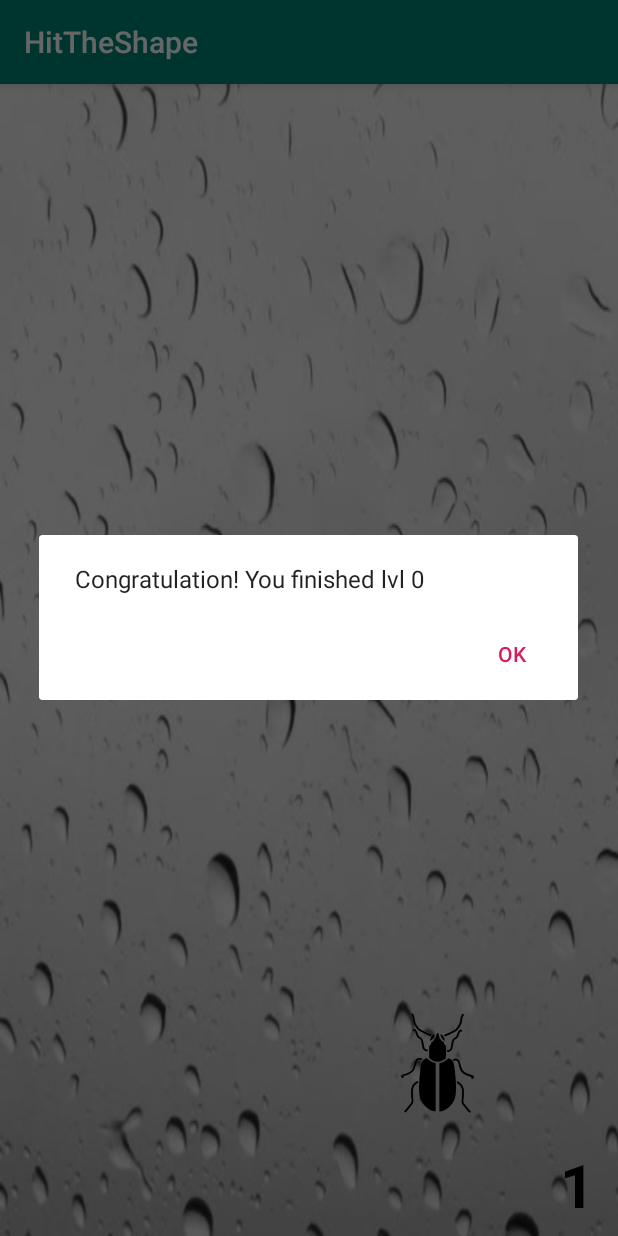
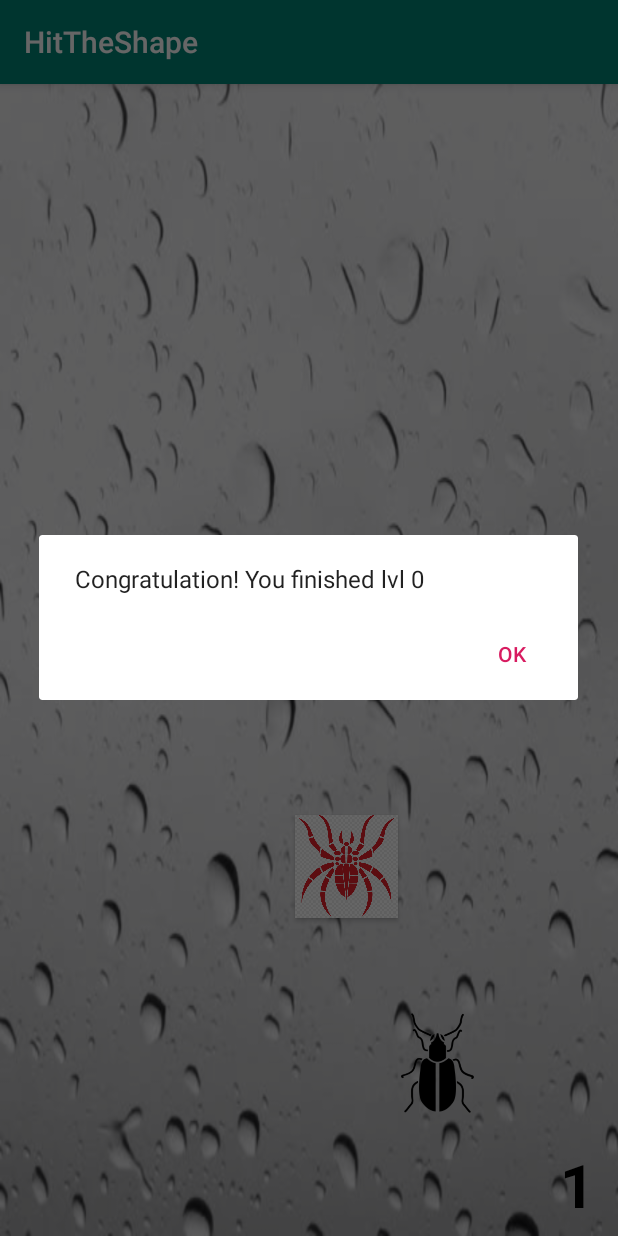
Before and after one commit to Kaatee/HitTheShape, an Android app: the PlayActivity screen opened directly, with no data from a screen before it, after a tap on an icon or button, on a phone screen of 412 x 824 dp. Run offline under Robolectric (Android 15) with nearby library versions, the phone set to English and light mode, and no system bars; 1 other tap on this screen came first.

Commit message:
Fix postdelayed and add forbidden shape

```diff
--- a/app/src/main/java/com/example/hittheshape/PlayActivity.java
+++ b/app/src/main/java/com/example/hittheshape/PlayActivity.java
@@ -3,42 +3,40 @@ package com.example.hittheshape;
 import android.content.Context;
 import android.content.DialogInterface;
 import android.content.Intent;
-import android.content.res.Configuration;
 import android.content.res.Resources;
 import android.os.Handler;
-import android.support.constraint.ConstraintLayout;
 import android.support.v7.app.AlertDialog;
 import android.support.v7.app.AppCompatActivity;
 import android.os.Bundle;
-import android.util.Log;
 import android.view.View;
 import android.view.ViewConfiguration;
 import android.view.animation.Animation;
 import android.view.animation.LinearInterpolator;
 import android.view.animation.RotateAnimation;
 import android.widget.Button;
-import android.widget.ImageView;
 import android.widget.TextView;
-import android.widget.Toast;
 
 import java.util.Random;
 
 public class PlayActivity extends AppCompatActivity {
 
     private Button shapeButton;
+    private Button forbiddenShapeButton;
     private int points=0;
     private Context context;
-    private volatile boolean  clicked=false;
+    private volatile boolean  clicked =false;
+    private volatile boolean  endLevel =false;
     private int levelNo;
-    int size;
+    private int size;
     private Handler handler = new Handler();
+    private Handler buttonHandler = new Handler();
 
     @Override
     protected void onCreate(Bundle savedInstanceState) {
         super.onCreate(savedInstanceState);
         setContentView(R.layout.activity_play);
         shapeButton = (Button)findViewById(R.id.shape);
-        Button shapeButton = findViewById(R.id.shape);
+        forbiddenShapeButton= (Button)findViewById(R.id.forbiddenshape);
 
         if(getIntent()!=null){
             levelNo=getIntent().getIntExtra("levelNo", 0);
@@ -55,9 +53,14 @@ public class PlayActivity extends AppCompatActivity {
         shapeButton.getLayoutParams().height = size;
         shapeButton.getLayoutParams().width = size;
 
+
+        forbiddenShapeButton.getLayoutParams().height = size;
+        forbiddenShapeButton.getLayoutParams().width = size;
+
         //Animation - rotate
         Animation an = prepareAnimation((int) size/2, (int) size/2);
         shapeButton.startAnimation(an);
+        //forbiddenShapeButton.startAnimation(an);
 
         context=this;
 
@@ -67,22 +70,22 @@ public class PlayActivity extends AppCompatActivity {
             public void run() {
                 handler.removeCallbacksAndMessages(null);
                 if(clicked) {
-                    //handler.removeCallbacksAndMessages(null);
                     handler.postDelayed(this, TemporaryConfiguration.checkClick[levelNo]);
                     clicked=false;
                 }
-                else {
-                    //handler.removeCallbacksAndMessages(null);
+                else if(!clicked && !endLevel){
                     showDialog();
                 }
             }
         }, TemporaryConfiguration.checkClick[levelNo]);
+
     }
 
     private void showDialog(){
+
+
         AlertDialog.Builder builder = new AlertDialog.Builder(context);
-        handler.removeCallbacksAndMessages(null);
-                builder.setTitle("Time is over");
+                builder.setTitle("You lose :( !");
                 builder.setMessage("Do you want to play again this level?");
 
                 builder.setPositiveButton("Yes", new DialogInterface.OnClickListener() {
@@ -91,7 +94,6 @@ public class PlayActivity extends AppCompatActivity {
                         Intent intent = new Intent(context, PlayActivity.class);
                         intent.putExtra("levelNo", levelNo);
 
-                        handler.removeCallbacksAndMessages(null);
                         startActivity(intent);
                         dialog.dismiss();
                     }
@@ -103,7 +105,6 @@ public class PlayActivity extends AppCompatActivity {
                         Intent intent = new Intent(context, ChoosLvlActivity.class);
                         intent.putExtra("levelNo", levelNo);
 
-                        handler.removeCallbacksAndMessages(null);
                         startActivity(intent);
                         // Do nothing
                         dialog.dismiss();
@@ -144,7 +145,7 @@ public class PlayActivity extends AppCompatActivity {
     }
 
 
-    private void updateTextView() {
+    private void updateDisplayPoints(View view) {
 
         if(points<TemporaryConfiguration.pointsToWinLevel[levelNo]){
         TextView textView = (TextView) findViewById(R.id.textView);
@@ -153,7 +154,7 @@ public class PlayActivity extends AppCompatActivity {
         else{
             //start next level
             //show gratulation dialog and start new lvl after pressing "OK"
-            handler.removeCallbacksAndMessages(null);
+            endLevel=true;
             TextView textView = (TextView) findViewById(R.id.textView);
             textView.setText(Integer.toString(points));
             AlertDialog.Builder builder = new AlertDialog.Builder(this);
@@ -176,10 +177,10 @@ public class PlayActivity extends AppCompatActivity {
 
     public void hitTheShape(View view) {
         shapeButton.setClickable(false);
-        shapeButton.setVisibility(View.GONE);
+        shapeButton.setVisibility(View.INVISIBLE);
 
         points+=1;
-        updateTextView();
+        updateDisplayPoints(view);
         clicked=true;
 
         Random r = new Random();
@@ -189,23 +190,51 @@ public class PlayActivity extends AppCompatActivity {
         shapeButton.setX(newX);
         shapeButton.setY(newY);
 
+        Random r1 = new Random();
+        int newForbiddenX=r1.nextInt(getScreenWidth()-forbiddenShapeButton.getWidth()-20)+10;
+        int newForbiddenY=r1.nextInt(getScreenHeight()-forbiddenShapeButton.getHeight()-getNavigationBarHeight()-getStatusBarHeight()-20)+10;
+
+        while(newX-size<=newForbiddenX && newForbiddenX<=newX+size && newY-size<=newForbiddenY && newForbiddenY<=newY+size){
+            newForbiddenX=r1.nextInt(getScreenWidth()-forbiddenShapeButton.getWidth()-20)+10;
+            newForbiddenY=r1.nextInt(getScreenHeight()-forbiddenShapeButton.getHeight()-getNavigationBarHeight()-getStatusBarHeight()-20)+10;
+        }
+
+
+        forbiddenShapeButton.setX(newForbiddenX);
+        forbiddenShapeButton.setY(newForbiddenY);
+
         int animationCenterX = (int) (newX + size/2);
         int animationCenterY = (int) (newY + size/2);
+
+//        int animationCenterX2 = (int) (newForbiddenX + size/2);
+//        int animationCenterY2 = (int) (newForbiddenY + size/2);
+//
+//        //Animation - rotate
+//        Animation an1 = prepareAnimation(animationCenterX2, animationCenterY2);
+//        forbiddenShapeButton.startAnimation(an1);
 
         //Animation - rotate
         Animation an = prepareAnimation(animationCenterX, animationCenterY);
         shapeButton.startAnimation(an);
 
 
-        handler.postDelayed(new Runnable() {
+        buttonHandler.postDelayed(new Runnable() {
             @Override
             public void run() {
-                shapeButton.setVisibility(View.VISIBLE);
+                shapeButton.setVisibility(View.INVISIBLE);
                 shapeButton.setClickable(true);
             }
-    }, TemporaryConfiguration.nextShapeAppear[levelNo]);
+        }, TemporaryConfiguration.nextShapeAppear[levelNo]);
 
+    }
 
+    public void hitForbiddenShape(View view){
+        shapeButton.setClickable(false);
+        shapeButton.setVisibility(View.INVISIBLE);
+        forbiddenShapeButton.setClickable(false);
+        forbiddenShapeButton.setVisibility(View.INVISIBLE);
+
+         showDialog();
     }
 
     private Animation prepareAnimation(int x, int y){
@@ -219,4 +248,13 @@ public class PlayActivity extends AppCompatActivity {
 
         return an;
     }
+
+
+    @Override
+    public void onDestroy() {
+        super.onDestroy();
+        handler.removeCallbacksAndMessages(null);
+        buttonHandler.removeCallbacksAndMessages(null);
+    }
+
 }
--- a/app/src/main/res/layout/activity_play.xml
+++ b/app/src/main/res/layout/activity_play.xml
@@ -30,4 +30,15 @@
         tools:layout_editor_absoluteX="59dp"
         tools:layout_editor_absoluteY="86dp" />
 
+    <Button
+        android:id="@+id/forbiddenshape"
+        android:layout_width="175dp"
+        android:layout_height="196dp"
+        android:layout_marginStart="8dp"
+        android:layout_marginBottom="16dp"
+        android:background="@drawable/forbidden_shape"
+        android:onClick="hitForbiddenShape"
+        app:layout_constraintBottom_toBottomOf="parent"
+        app:layout_constraintStart_toStartOf="parent" />
+
 </android.support.constraint.ConstraintLayout>
--- a/build.gradle
+++ b/build.gradle
@@ -7,7 +7,7 @@ buildscript {
 
     }
     dependencies {
-        classpath 'com.android.tools.build:gradle:3.4.0'
+        classpath 'com.android.tools.build:gradle:3.4.1'
 
         // NOTE: Do not place your application dependencies here; they belong
         // in the individual module build.gradle files
```
Also changed, not shown: app/src/main/res/drawable-v24/forbidden_shape.png (added).
